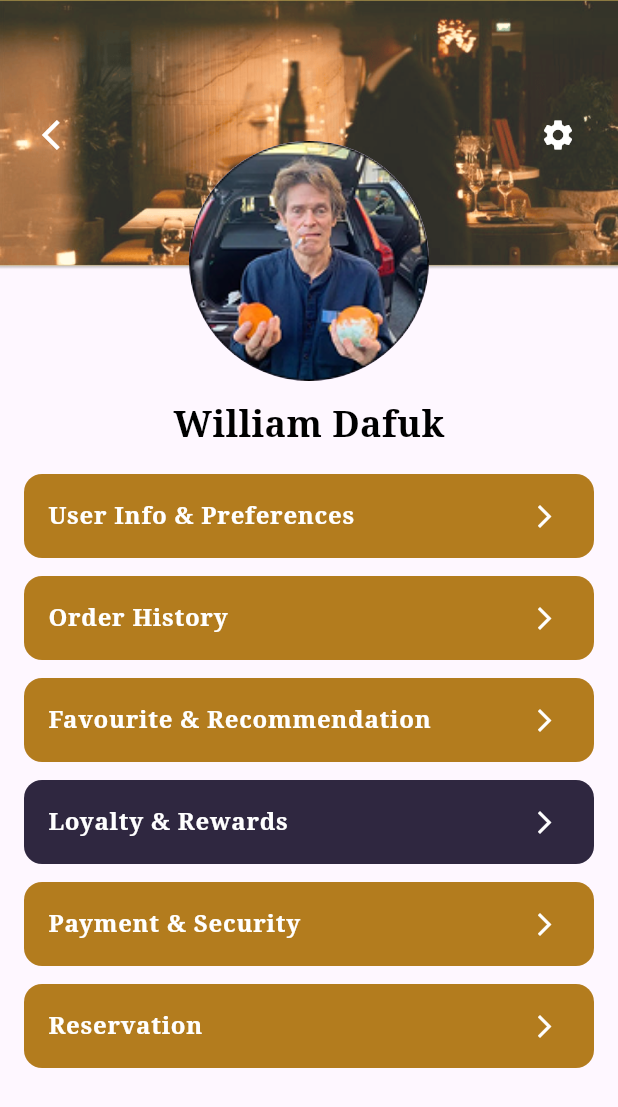
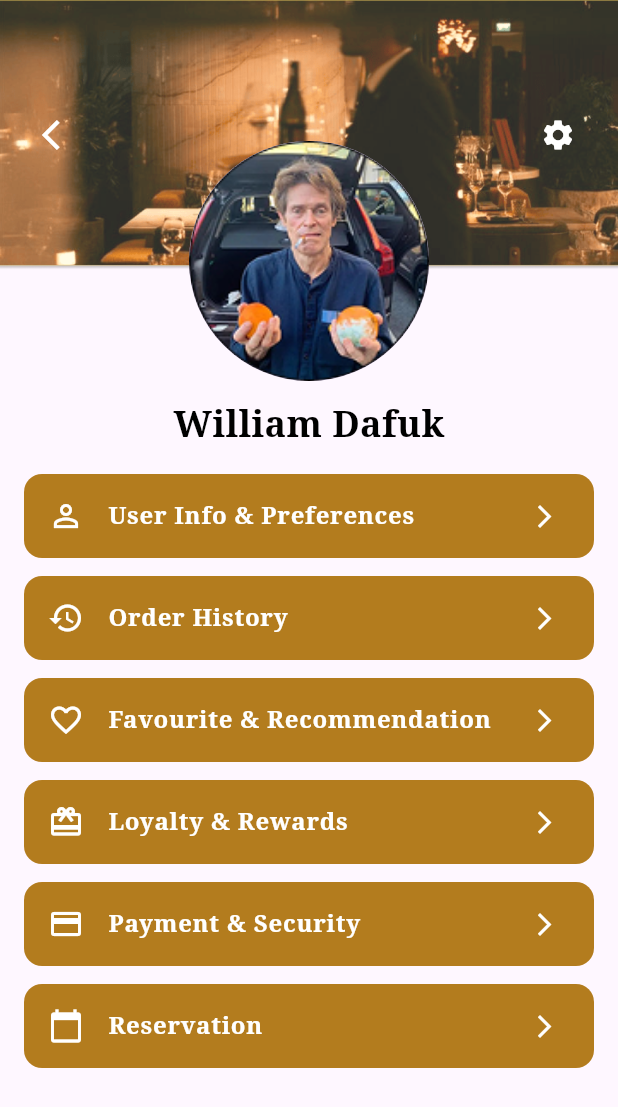
Before and after one commit to Leathelson/restaurant-app, a Flutter app: the ProfileScreen screen opened directly, on a phone screen of 412 x 824 dp. Shown: the top 1107 px of the screen. Run offline on Flutter 3.47's test engine with Material 3 defaults, Android fonts, the light colour scheme and no system bars; our stand-ins replace cloud_firestore, firebase_auth, firebase_core, shared_preferences, table_calendar; accounts and stored records are empty; generated files the repository leaves out were written again.

Commit message:
Added hover effect on the profile and fixed favourite bug

```diff
--- a/lib/screens/profile/profile_screen.dart
+++ b/lib/screens/profile/profile_screen.dart
@@ -7,10 +7,17 @@ import 'payment_screen.dart';
 import 'reservations_screen.dart';
 import 'settings_screen.dart';
 
-class ProfileScreen extends StatelessWidget {
+class ProfileScreen extends StatefulWidget {
   const ProfileScreen({super.key});
 
+  @override
+  State<ProfileScreen> createState() => _ProfileScreenState();
+}
+
+class _ProfileScreenState extends State<ProfileScreen> {
+  String? _hoveredOption;
   Color get gold => const Color(0xFFB37C1E);
+  Color get purpleHighlight => const Color.fromARGB(5, 77, 35, 94);
 
   @override
   Widget build(BuildContext context) {
@@ -80,7 +87,7 @@ class ProfileScreen extends StatelessWidget {
                 ),
               ],
             ),
-
+            //colour const Color(0xFF2F2740)
             // Space so menu doesn't overlap avatar
             const SizedBox(height: 120),
 
@@ -96,6 +103,8 @@ class ProfileScreen extends StatelessWidget {
                     () => Navigator.push(context,
                         MaterialPageRoute(builder: (_) => const UserInfoScreen())),
                     gold,
+                    'user_info',
+
                   ),
                   _buildMenuOption(
                     context,
@@ -106,6 +115,7 @@ class ProfileScreen extends StatelessWidget {
                         MaterialPageRoute(
                             builder: (_) => const OrderHistoryScreen())),
                     gold,
+                    'order_history',
                   ),
                   _buildMenuOption(
                     context,
@@ -114,6 +124,7 @@ class ProfileScreen extends StatelessWidget {
                     () => Navigator.push(context,
                         MaterialPageRoute(builder: (_) => const FavoritesScreen())),
                     gold,
+                    'favorites',
                   ),
                   _buildMenuOption(
                     context,
@@ -121,7 +132,8 @@ class ProfileScreen extends StatelessWidget {
                     Icons.card_giftcard,
                     () => Navigator.push(context,
                         MaterialPageRoute(builder: (_) => const LoyaltyScreen())),
-                    const Color(0xFF2F2740),
+                    gold,
+                    'loyalty',
                   ),
                   _buildMenuOption(
                     context,
@@ -130,6 +142,7 @@ class ProfileScreen extends StatelessWidget {
                     () => Navigator.push(context,
                         MaterialPageRoute(builder: (_) => const PaymentScreen())),
                     gold,
+                    'payment',
                   ),
                   _buildMenuOption(
                     context,
@@ -140,6 +153,7 @@ class ProfileScreen extends StatelessWidget {
                         MaterialPageRoute(
                             builder: (_) => const ReservationsScreen())),
                     gold,
+                    'reservations',
                   ),
                 ],
               ),
@@ -156,16 +170,49 @@ class ProfileScreen extends StatelessWidget {
   IconData icon,
   VoidCallback onTap,
   Color backgroundColor,
+  String hoverKey,
 ) {
+  final isHovered = _hoveredOption == hoverKey;
+
   return Padding(
     padding: const EdgeInsets.only(bottom: 12),
-      child: Container(
+    child: MouseRegion(
+      //  Use PARENT's setState (this), not inner setState
+      onEnter: (_) => setState(() => _hoveredOption = hoverKey),
+      onExit: (_) => setState(() => _hoveredOption = null),
+      child: Material(
+      color: isHovered ? purpleHighlight : backgroundColor,
+      borderRadius: BorderRadius.circular(12),
+      child: InkWell(
+        borderRadius: BorderRadius.circular(12),
+        onTap: onTap,
+        splashColor: purpleHighlight.withOpacity(0.3),
+        highlightColor: purpleHighlight.withOpacity(1.0),
+        child: AnimatedContainer(
+          duration: const Duration(milliseconds: 10),
           decoration: BoxDecoration(
-          color: backgroundColor,
             borderRadius: BorderRadius.circular(12),
+            border: isHovered
+                ? Border.all(color: purpleHighlight.withOpacity(0.5), width: 2)
+                : null,
+            boxShadow: isHovered
+                ? [
+                    BoxShadow(
+                      color: purpleHighlight.withOpacity(0.3),
+                      blurRadius: 12,
+                      offset: const Offset(0, 4),
+                    )
+                  ]
+                : null,
       ),
+        child: InkWell(
+          onTap: onTap,
+          borderRadius: BorderRadius.circular(12),
+          //  These create the PRESS color change automatically!
+          splashColor: purpleHighlight.withOpacity(0.3),  // Ripple effect
+          highlightColor: purpleHighlight.withOpacity(0.6), // Background tint when pressed
           child: ListTile(
-          onTap: onTap,
+            leading: Icon(icon, color: Colors.white, size: 24),
             title: Text(
               title,
               style: const TextStyle(
@@ -176,6 +223,10 @@ class ProfileScreen extends StatelessWidget {
             trailing: const Icon(Icons.arrow_forward_ios, color: Colors.white, size: 18),
           ),
         ),
+      ),
+    ),
+  )
+  )
   );
 }
 }
```
Also changed, not shown: lib/screens/dashboard/dashboard_screen.dart (+35 -16 lines), 1 other file. Lines whose indentation alone changed are shown as unchanged.
